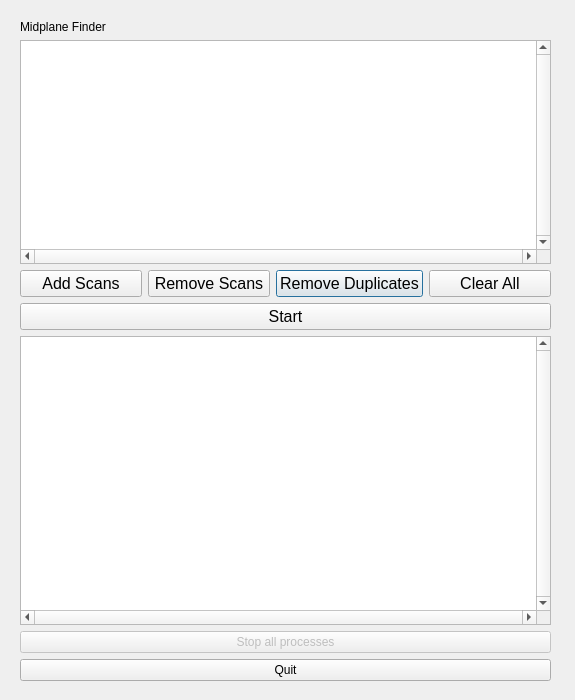
Before: the Qt Designer form startupdlg.ui in sinead-cook/DC-project, drawn with Qt 5.
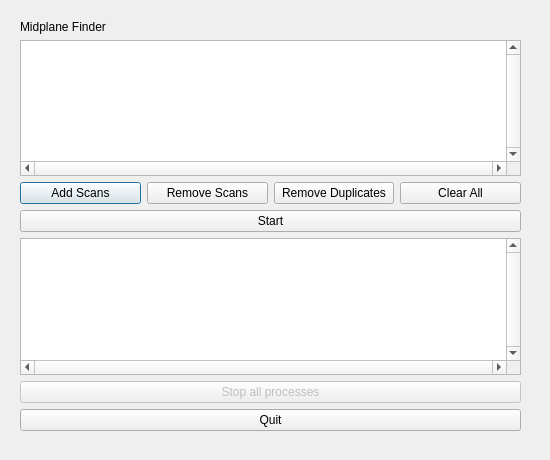
After: the same form once the commit is applied.

Commit message: changed the dialog - fixing fonts and size for windows app

Diff of the .ui file:
```diff
--- a/startupdlg.ui
+++ b/startupdlg.ui
@@ -6,20 +6,20 @@
    <rect>
     <x>0</x>
     <y>0</y>
-    <width>575</width>
-    <height>700</height>
+    <width>550</width>
+    <height>460</height>
    </rect>
   </property>
   <property name="minimumSize">
    <size>
-    <width>575</width>
-    <height>700</height>
+    <width>550</width>
+    <height>460</height>
    </size>
   </property>
   <property name="maximumSize">
    <size>
-    <width>575</width>
-    <height>700</height>
+    <width>550</width>
+    <height>460</height>
    </size>
   </property>
   <property name="windowTitle">
@@ -30,8 +30,8 @@
     <rect>
      <x>20</x>
      <y>20</y>
-     <width>531</width>
-     <height>661</height>
+     <width>501</width>
+     <height>411</height>
     </rect>
    </property>
    <layout class="QVBoxLayout" name="verticalLayout_4">
@@ -47,30 +47,39 @@
       <property name="sizeConstraint">
        <enum>QLayout::SetDefaultConstraint</enum>
       </property>
-      <item row="1" column="2">
-       <widget class="QPushButton" name="removeDuplicates">
+      <item row="0" column="0" colspan="4">
+       <widget class="QListWidget" name="scanList">
+        <property name="maximumSize">
+         <size>
+          <width>16777215</width>
+          <height>150</height>
+         </size>
+        </property>
         <property name="font">
          <font>
           <family>Arial</family>
           <pointsize>12</pointsize>
          </font>
         </property>
-        <property name="focusPolicy">
-         <enum>Qt::TabFocus</enum>
+        <property name="verticalScrollBarPolicy">
+         <enum>Qt::ScrollBarAlwaysOn</enum>
         </property>
-        <property name="text">
-         <string>Remove Duplicates</string>
+        <property name="horizontalScrollBarPolicy">
+         <enum>Qt::ScrollBarAlwaysOn</enum>
+        </property>
+        <property name="autoScroll">
+         <bool>true</bool>
+        </property>
+        <property name="dragEnabled">
+         <bool>true</bool>
+        </property>
+        <property name="selectionMode">
+         <enum>QAbstractItemView::MultiSelection</enum>
         </property>
        </widget>
       </item>
       <item row="1" column="0">
        <widget class="QPushButton" name="addScans">
-        <property name="font">
-         <font>
-          <family>Arial</family>
-          <pointsize>12</pointsize>
-         </font>
-        </property>
         <property name="text">
          <string>Add Scans</string>
         </property>
@@ -78,96 +87,42 @@
       </item>
       <item row="1" column="1">
        <widget class="QPushButton" name="removeScans">
-        <property name="font">
-         <font>
-          <family>Arial</family>
-          <pointsize>12</pointsize>
-         </font>
-        </property>
         <property name="text">
          <string>Remove Scans</string>
         </property>
        </widget>
       </item>
+      <item row="2" column="0" colspan="4">
+       <widget class="QPushButton" name="start">
+        <property name="text">
+         <string>Start</string>
+        </property>
+       </widget>
+      </item>
+      <item row="1" column="2">
+       <widget class="QPushButton" name="removeDuplicates">
+        <property name="text">
+         <string>Remove Duplicates</string>
+        </property>
+       </widget>
+      </item>
       <item row="1" column="3">
        <widget class="QPushButton" name="clearAll">
-        <property name="enabled">
-         <bool>true</bool>
-        </property>
-        <property name="font">
-         <font>
-          <family>Arial</family>
-          <pointsize>12</pointsize>
-         </font>
-        </property>
-        <property name="focusPolicy">
-         <enum>Qt::TabFocus</enum>
-        </property>
-        <property name="autoFillBackground">
-         <bool>false</bool>
-        </property>
-        <property name="styleSheet">
-         <string notr="true"/>
-        </property>
         <property name="text">
          <string>Clear All</string>
         </property>
-        <property name="checkable">
-         <bool>false</bool>
-        </property>
-        <property name="autoDefault">
-         <bool>false</bool>
-        </property>
-        <property name="default">
-         <bool>false</bool>
-        </property>
-       </widget>
-      </item>
-      <item row="4" column="0" colspan="4">
-       <widget class="QPushButton" name="start">
-        <property name="font">
-         <font>
-          <family>Arial</family>
-          <pointsize>12</pointsize>
-         </font>
-        </property>
-        <property name="focusPolicy">
-         <enum>Qt::StrongFocus</enum>
-        </property>
-        <property name="text">
-         <string>Start</string>
-        </property>
-       </widget>
-      </item>
-      <item row="0" column="0" colspan="4">
-       <widget class="QListWidget" name="scanList">
-        <property name="font">
-         <font>
-          <family>Arial</family>
-          <pointsize>12</pointsize>
-         </font>
-        </property>
-        <property name="verticalScrollBarPolicy">
-         <enum>Qt::ScrollBarAlwaysOn</enum>
-        </property>
-        <property name="horizontalScrollBarPolicy">
-         <enum>Qt::ScrollBarAlwaysOn</enum>
-        </property>
-        <property name="autoScroll">
-         <bool>true</bool>
-        </property>
-        <property name="dragEnabled">
-         <bool>true</bool>
-        </property>
-        <property name="selectionMode">
-         <enum>QAbstractItemView::MultiSelection</enum>
-        </property>
        </widget>
       </item>
      </layout>
     </item>
     <item>
      <widget class="QListWidget" name="log">
+      <property name="maximumSize">
+       <size>
+        <width>16777215</width>
+        <height>150</height>
+       </size>
+      </property>
       <property name="verticalScrollBarPolicy">
        <enum>Qt::ScrollBarAlwaysOn</enum>
       </property>
```
The commit also changes 1 other file.
